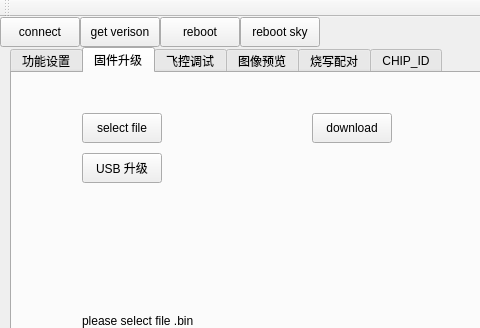
First picture: the form in QCoolDownlaod.ui, repository flyiscool/QCoolDownloader, before the edit; both pictures show x 0 to 480 and y 0 to 328 of the 1091 by 747 pixel window.
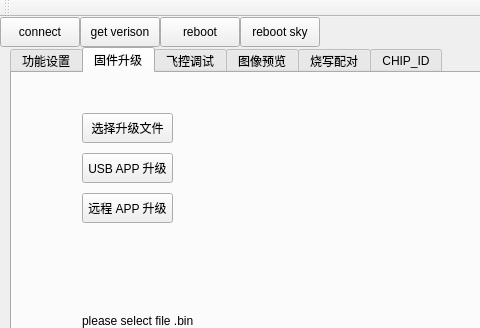
Second picture: the form after the edit.

The edit to the form file:
```diff
--- a/QCoolDownlaod.ui
+++ b/QCoolDownlaod.ui
@@ -123,25 +123,12 @@
        <rect>
         <x>70</x>
         <y>40</y>
-        <width>80</width>
+        <width>91</width>
         <height>30</height>
        </rect>
       </property>
       <property name="text">
-       <string>select file</string>
-      </property>
-     </widget>
-     <widget class="QPushButton" name="download_pt">
-      <property name="geometry">
-       <rect>
-        <x>300</x>
-        <y>40</y>
-        <width>80</width>
-        <height>30</height>
-       </rect>
-      </property>
-      <property name="text">
-       <string>download</string>
+       <string>选择升级文件</string>
       </property>
      </widget>
      <widget class="QPushButton" name="bt_usb_update">
@@ -149,12 +136,12 @@
        <rect>
         <x>70</x>
         <y>80</y>
-        <width>80</width>
+        <width>91</width>
         <height>30</height>
        </rect>
       </property>
       <property name="text">
-       <string>USB 升级</string>
+       <string>USB APP 升级</string>
       </property>
      </widget>
      <widget class="QLabel" name="label_update">
@@ -170,6 +157,19 @@
        <string>please select file .bin</string>
       </property>
      </widget>
+     <widget class="QPushButton" name="bt_usb_update_sky">
+      <property name="geometry">
+       <rect>
+        <x>70</x>
+        <y>120</y>
+        <width>91</width>
+        <height>30</height>
+       </rect>
+      </property>
+      <property name="text">
+       <string>远程 APP 升级</string>
+      </property>
+     </widget>
     </widget>
     <widget class="QWidget" name="tab_debug">
      <attribute name="title">
```
